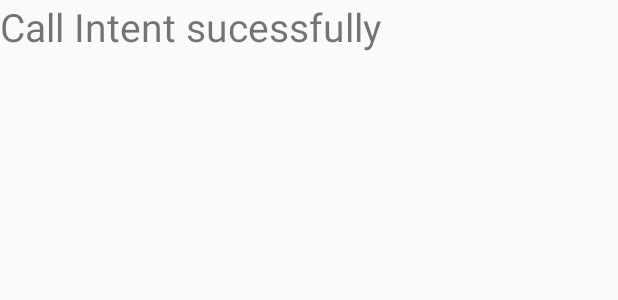
After one commit to ThitaCharon/PopularMovies, an Android app: the layout detail_activity.xml on its own in the app's theme, with its tools: preview values and no code run, on a phone screen of 412 x 824 dp. The commit adds this screen. Shown: the top 300 px of the screen. Run offline under Robolectric (Android 15) with nearby library versions, the phone set to English and light mode, and no system bars.

```diff
--- /dev/null
+++ b/app/src/main/res/layout/detail_activity.xml
@@ -0,0 +1,13 @@
+<?xml version="1.0" encoding="utf-8"?>
+<android.support.constraint.ConstraintLayout
+    xmlns:android="http://schemas.android.com/apk/res/android"
+    xmlns:tools="http://schemas.android.com/tools"
+    android:layout_width="match_parent"
+    android:layout_height="match_parent">
+    <TextView
+        android:id="@+id/tv_detaitActivity_Title"
+        android:layout_width="match_parent"
+        android:layout_height="wrap_content"
+        android:textSize="26dp"
+        android:text="Call Intent sucessfully"/>
+</android.support.constraint.ConstraintLayout>
--- a/app/src/main/res/menu/main_menu.xml
+++ b/app/src/main/res/menu/main_menu.xml
@@ -4,6 +4,7 @@
     <item
         android:id="@+id/popularity_sorted"
         android:title="Popular"
+
         app:showAsAction="never">
     </item>
     <item
--- a/app/src/main/res/values/styles.xml
+++ b/app/src/main/res/values/styles.xml
@@ -8,4 +8,10 @@
         <item name="colorAccent">@color/colorAccent</item>
     </style>
 
+    <style name="MenuOptions" parent="Theme.AppCompat">
+        <item name="actionBarItemBackground">@color/colorPrimary</item>
+        <item name="android:textSize">16dp</item>
+        <item name="android:fontFamily">sans-serif</item>
+        <item name="actionMenuTextColor">#FFFFFF</item>
+    </style>
 </resources>
```
Also changed, not shown: app/src/main/java/com/example/android/popularmovies/DetailActivity.java (added, +20 -0 lines), app/src/main/java/com/example/android/popularmovies/MainActivity.java (+25 -50 lines), app/src/main/java/com/example/android/popularmovies/Model/MovieService.java (+7 -4 lines), app/src/main/java/com/example/android/popularmovies/MoviesAdapter.java (+21 -2 lines), app/src/main/res/values/strings.xml (+9 -0 lines).
